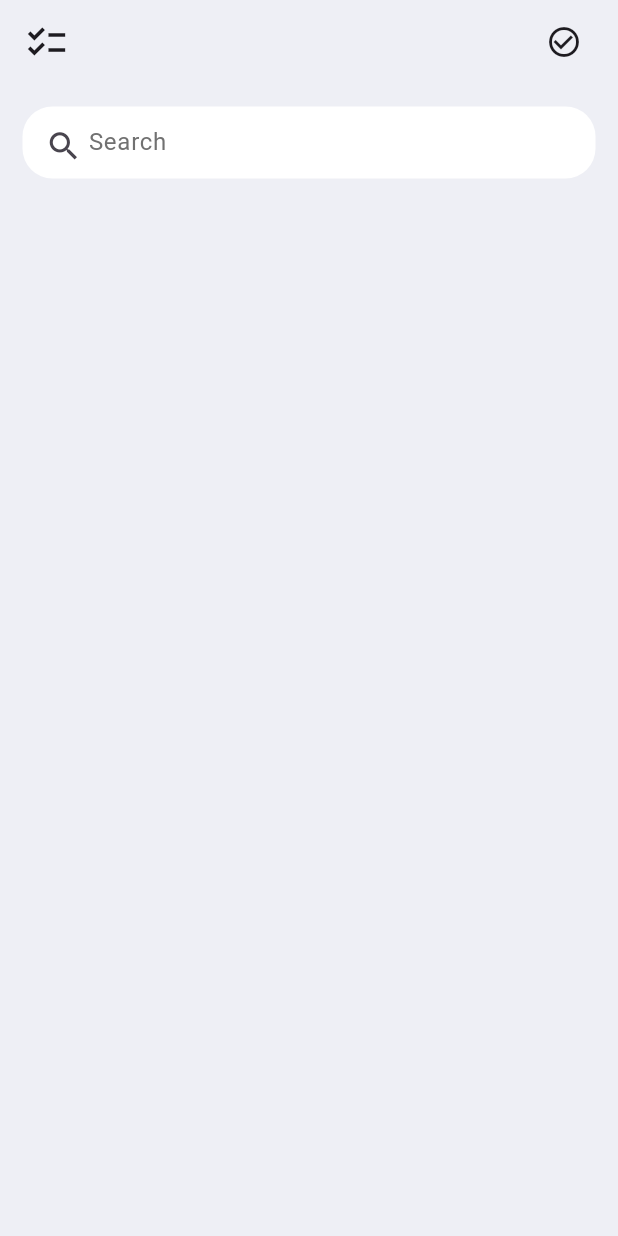
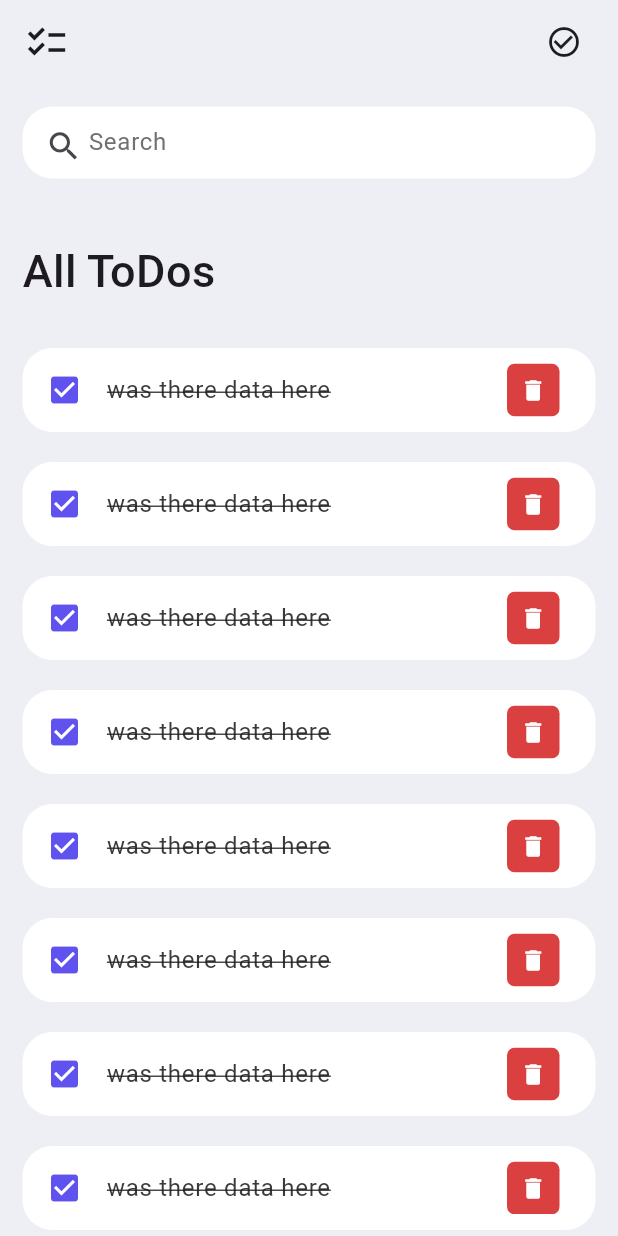
Before and after one commit to mahmoudhs1998/simple_todo_app, a Flutter app: the screen it shows after launch, on a phone screen of 412 x 824 dp. Run offline on Flutter 3.47's test engine with Material 2 defaults, Android fonts, the phone set to English and light mode, and no system bars.

Commit message:
create todo item

```diff
--- a/lib/screens/home.dart
+++ b/lib/screens/home.dart
@@ -2,6 +2,7 @@ import 'package:flutter/material.dart';
 import 'package:modern_todo/constants/colors.dart';
 import 'package:modern_todo/widgets/customAppBar.dart';
 import 'package:modern_todo/widgets/custom_search_bar.dart';
+import 'package:modern_todo/widgets/todo_item.dart';
 
 class Home extends StatelessWidget {
   const Home({super.key});
@@ -13,9 +14,25 @@ class Home extends StatelessWidget {
       appBar: buildAppBar(),
       body:Container(
         padding: const EdgeInsets.symmetric(horizontal: 15 , vertical: 15),
-        child: Column(
+        child:  Column(
+          crossAxisAlignment:  CrossAxisAlignment.start,
           children: [
             const CustomSearchBar(),
+            const SizedBox(height: 40,),
+            const Text(
+              "All ToDos",
+              style: TextStyle(
+                fontSize: 30,
+                fontWeight: FontWeight.w500
+              ),
+            ),
+             const SizedBox(height: 30,),
+            Expanded(
+              child: ListView.builder(
+                itemCount: 20,
+                itemBuilder:(context, index) =>const  TodoItem()
+                ),
+            ),
           ],
         ),
       ) ,
--- /dev/null
+++ b/lib/widgets/todo_item.dart
@@ -0,0 +1,50 @@
+import 'package:flutter/material.dart';
+import 'package:modern_todo/constants/colors.dart';
+
+class TodoItem extends StatelessWidget {
+  const TodoItem({super.key});
+
+  @override
+  Widget build(BuildContext context) {
+    return Container(
+      margin: const EdgeInsets.only(bottom: 20),
+      child: ListTile(
+        onTap: () {},
+        tileColor: Colors.white,
+        shape: RoundedRectangleBorder(
+          borderRadius: BorderRadius.circular(20),
+        ),
+        leading: const Icon(
+          Icons.check_box,
+          color: tdBlue,
+        ),
+        title: const Text(
+          "was there data here",
+          style: TextStyle(
+            color: tdBlack,
+            fontSize: 16,
+            decoration: TextDecoration.lineThrough,
+          ),
+        ),
+        trailing: GestureDetector(
+          onTap: () {
+            print('delete');
+          },
+          child: Container(
+            height: 35,
+            width: 35,
+            decoration: BoxDecoration(
+              color: tdRed,
+              borderRadius: BorderRadius.circular(5),
+            ),
+            child: const Icon(
+              Icons.delete,
+              color: Colors.white,
+              size: 18,
+            ),
+          ),
+        ),
+      ),
+    );
+  }
+}
```
